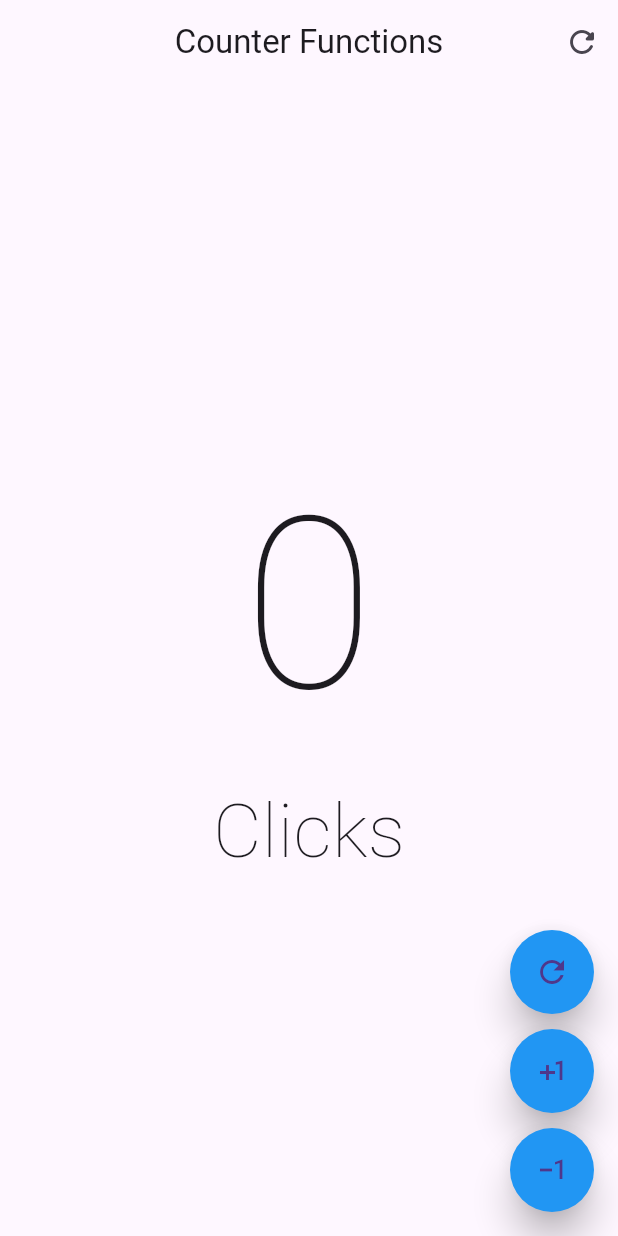
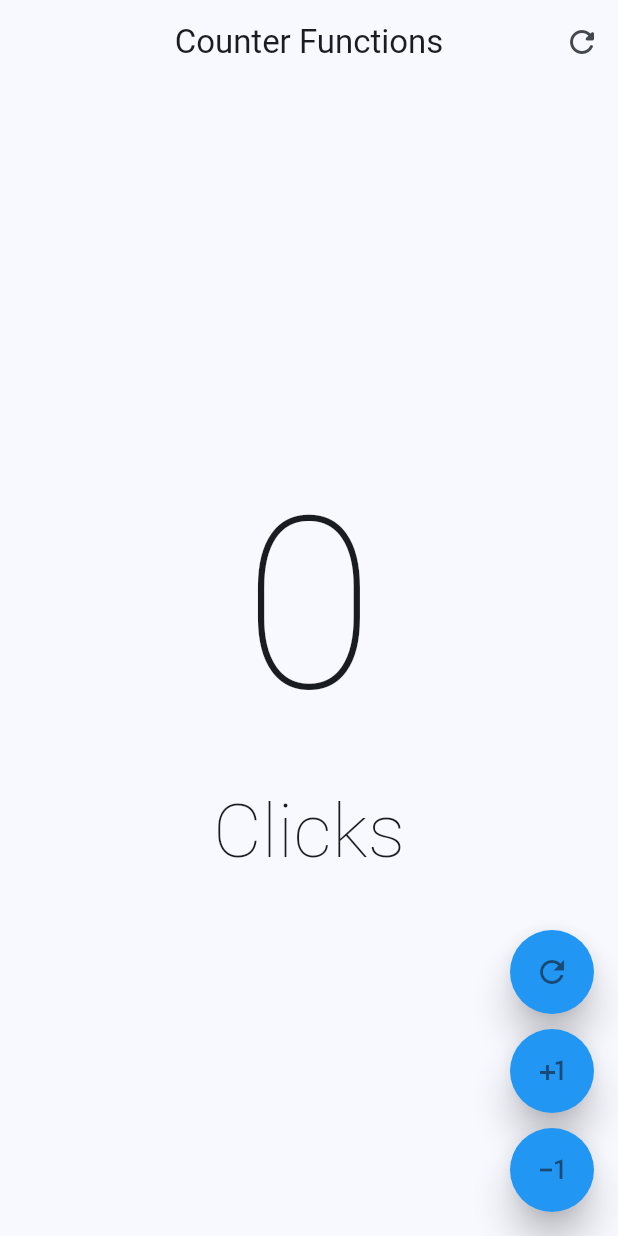
Before and after one commit to fernandoapmex-cell/CURSO_MOVIL, a Flutter app: the Counter_funtions_Screen screen opened directly, on a phone screen of 412 x 824 dp. Run offline on Flutter 3.47's test engine with Material 3 defaults, Android fonts, the phone set to English and light mode, and no system bars; our stand-ins replace animate_do, dio, go_router, video_player.

Commit message:
Actualizacion Curso

```diff
--- /dev/null
+++ b/widgets_app/lib/config/router/app_router.dart
@@ -0,0 +1,20 @@
+import 'package:go_router/go_router.dart';
+import 'package:widgets_app/presentation/screens/screens.dart';
+
+
+final appRoter=GoRouter(
+  routes:[
+    GoRoute(
+      path: '/',
+      builder: (context,state)=>const HomeScreen(),
+    ),
+    GoRoute(
+      path: '/buttons',
+      builder: (context,state)=>const ButtonsScreen(),
+    ),
+    GoRoute(
+      path: '/cards',
+      builder: (context,state)=>const CardsScreen(),
+    )
+  ]
+);
--- /dev/null
+++ b/widgets_app/lib/config/theme/app_theme.dart
@@ -0,0 +1,26 @@
+import 'package:flutter/material.dart';
+const colorList =<Color>[
+  Colors.red,
+  Colors.green,
+  Colors.blue,
+  Colors.yellow,
+  Colors.orange,
+  Colors.purple,
+  Colors.brown,
+  Colors.cyan,
+];
+class AppTheme {
+  final int selectedColor;
+  AppTheme({ this.selectedColor=0}):assert(selectedColor>=0,'el color tiene que ser mayor a 0')
+  ,assert(selectedColor<colorList.length,'el color tiene que ser menor a ${colorList.length}');
+
+  ThemeData getTheme() {
+    return ThemeData(
+      useMaterial3: true,
+      colorSchemeSeed: colorList[selectedColor],
+      appBarTheme: AppBarTheme(
+        centerTitle: true,
+      ),
+    );
+  }
+}
--- /dev/null
+++ b/widgets_app/lib/presentation/screens/screens.dart
@@ -0,0 +1,3 @@
+export 'package:widgets_app/presentation/screens/buttons/buttons_screen.dart';
+export 'package:widgets_app/presentation/screens/cards/cards_screen.dart';
+export 'package:widgets_app/presentation/screens/home/home_screen.dart';
--- a/widgets_app/pubspec.yaml
+++ b/widgets_app/pubspec.yaml
@@ -9,11 +9,12 @@
 dependencies:
   flutter:
     sdk: flutter
+  go_router: ^17.1.0
 
 dev_dependencies:
+  flutter_lints: ^6.0.0
   flutter_test:
     sdk: flutter
-  flutter_lints: ^6.0.0
 
 flutter:
   uses-material-design: true
```
Also changed, not shown: widgets_app/lib/config/menu/menu_items.dart (added, +17 -0 lines), widgets_app/lib/main.dart (+9 -7 lines), widgets_app/lib/presentation/screens/buttons/buttons_screen.dart (added, +14 -0 lines), widgets_app/lib/presentation/screens/cards/cards_screen.dart (added, +14 -0 lines), widgets_app/lib/presentation/screens/home/home_screen.dart (added, +64 -0 lines), widgets_app/pubspec.lock.
